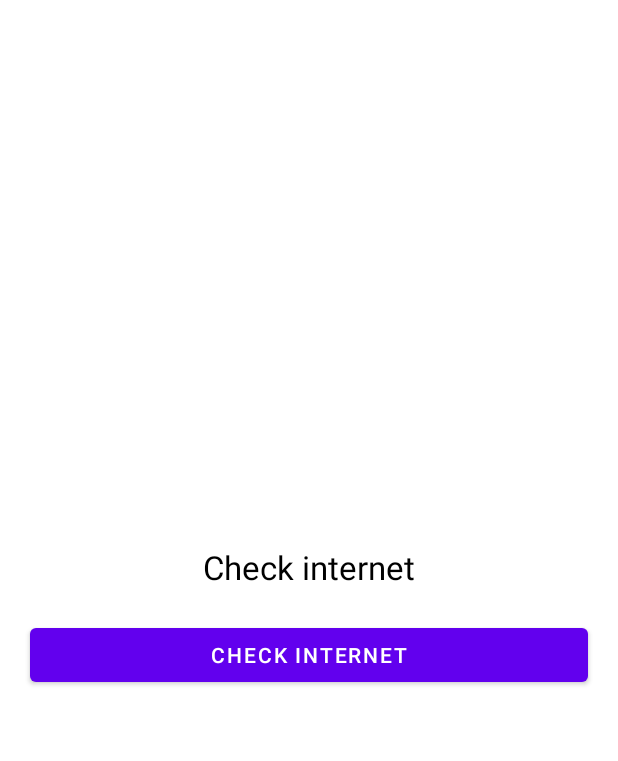
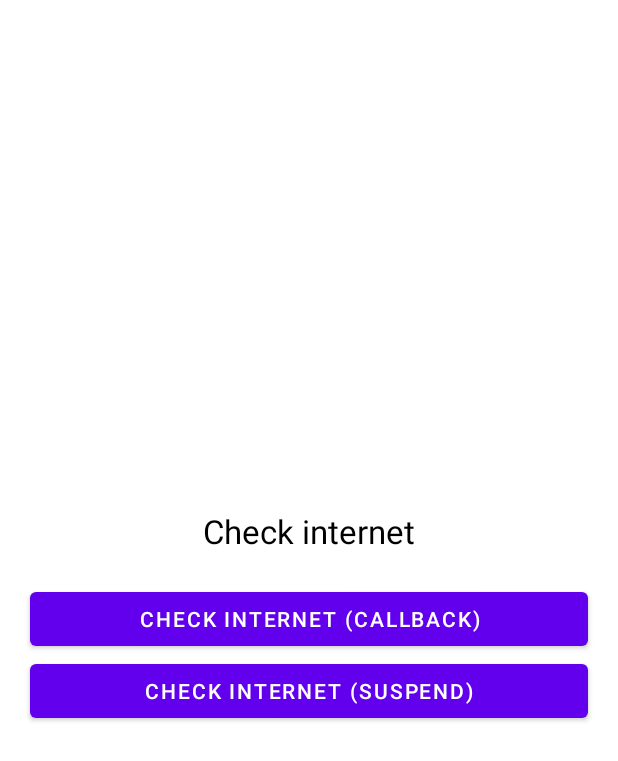
Before and after one commit to raheemadamboev/check-internet-android, an Android app: the layout activity_main.xml on its own in the app's theme, with its tools: preview values and no code run, on a phone screen of 412 x 824 dp. Shown: the top 761 px of the screen. Run offline under Robolectric (Android 15) with nearby library versions, the phone set to English and light mode, and no system bars.

Commit message:
implement suspend check internet example

```diff
--- a/app/build.gradle
+++ b/app/build.gradle
@@ -42,6 +42,7 @@ dependencies {
     implementation 'androidx.appcompat:appcompat:1.4.1'
     implementation 'com.google.android.material:material:1.6.0'
     implementation 'androidx.constraintlayout:constraintlayout:2.1.3'
+    implementation "androidx.lifecycle:lifecycle-runtime-ktx:2.4.1"
 
-    implementation 'com.github.raheemadamboev:check-internet-android:1.0.1'
+    implementation project(path: ':check_internet')
 }
--- a/app/src/main/res/layout/activity_main.xml
+++ b/app/src/main/res/layout/activity_main.xml
@@ -16,18 +16,28 @@
         android:textAlignment="center"
         android:textColor="@color/black"
         android:textSize="22sp"
-        app:layout_constraintBottom_toTopOf="@id/check_b"
+        app:layout_constraintBottom_toTopOf="@id/check_callback_b"
         app:layout_constraintTop_toTopOf="parent"
         app:layout_constraintVertical_chainStyle="packed" />
 
     <com.google.android.material.button.MaterialButton
-        android:id="@+id/check_b"
+        android:id="@+id/check_callback_b"
         android:layout_width="match_parent"
         android:layout_height="wrap_content"
         android:layout_marginStart="20dp"
         android:layout_marginTop="20dp"
         android:layout_marginEnd="20dp"
-        android:text="@string/check_internet"
+        android:text="@string/check_internet_callback"
+        app:layout_constraintBottom_toTopOf="@id/check_suspend_b"
+        app:layout_constraintTop_toBottomOf="@id/state_t" />
+
+    <com.google.android.material.button.MaterialButton
+        android:id="@+id/check_suspend_b"
+        android:layout_width="match_parent"
+        android:layout_height="wrap_content"
+        android:layout_marginStart="20dp"
+        android:layout_marginEnd="20dp"
+        android:text="@string/check_internet_suspend"
         app:layout_constraintBottom_toBottomOf="parent"
-        app:layout_constraintTop_toBottomOf="@id/state_t" />
+        app:layout_constraintTop_toBottomOf="@id/check_callback_b" />
 </androidx.constraintlayout.widget.ConstraintLayout>
--- a/app/src/main/res/values/strings.xml
+++ b/app/src/main/res/values/strings.xml
@@ -2,6 +2,8 @@
     <string name="app_name">CheckInternetDemo</string>
 
     <string name="check_internet">Check internet</string>
+    <string name="check_internet_callback">Check internet (callback)</string>
+    <string name="check_internet_suspend">Check internet (suspend)</string>
     <string name="checking">Checking…</string>
     <string name="no_internet">Internet NOT working</string>
     <string name="internet">Internet working</string>
```
Also changed, not shown: app/src/main/java/xyz/teamgravity/checkinternetdemo/MainActivity.kt (+18 -3 lines).
